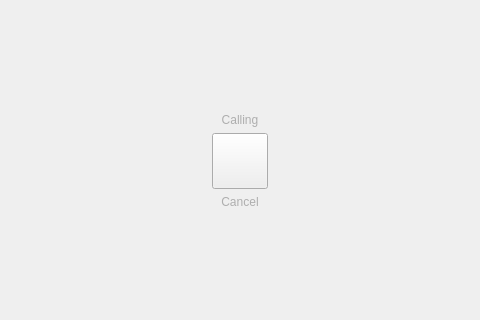
Before: the Qt Designer form callwidget.ui in savoirfairelinux/jami-client-windows, drawn with Qt 5; both pictures show x 452 to 932 and y 269 to 589 of the 1046 by 724 pixel window.
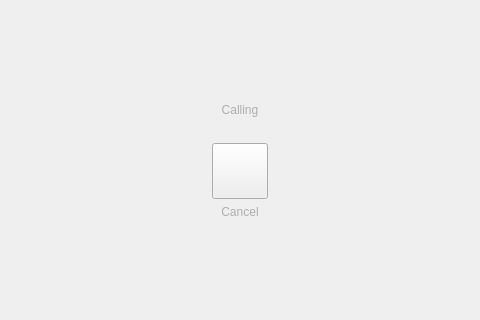
After: the same form once the commit is applied. The open tabs and pages were chosen to show the change. Icons and pictures are not drawn. Custom widgets are drawn as their Qt base class.

Patch:
```diff
--- a/callwidget.ui
+++ b/callwidget.ui
@@ -1602,6 +1602,25 @@
                      </property>
                     </widget>
                    </item>
+                   <item alignment="Qt::AlignHCenter">
+                    <widget class="QLabel" name="spinnerLabel">
+                     <property name="sizePolicy">
+                      <sizepolicy hsizetype="MinimumExpanding" vsizetype="MinimumExpanding">
+                       <horstretch>0</horstretch>
+                       <verstretch>0</verstretch>
+                      </sizepolicy>
+                     </property>
+                     <property name="minimumSize">
+                      <size>
+                       <width>20</width>
+                       <height>0</height>
+                      </size>
+                     </property>
+                     <property name="text">
+                      <string/>
+                     </property>
+                    </widget>
+                   </item>
                    <item alignment="Qt::AlignHCenter">
                     <widget class="QPushButton" name="cancelButton">
                      <property name="sizePolicy">
```
